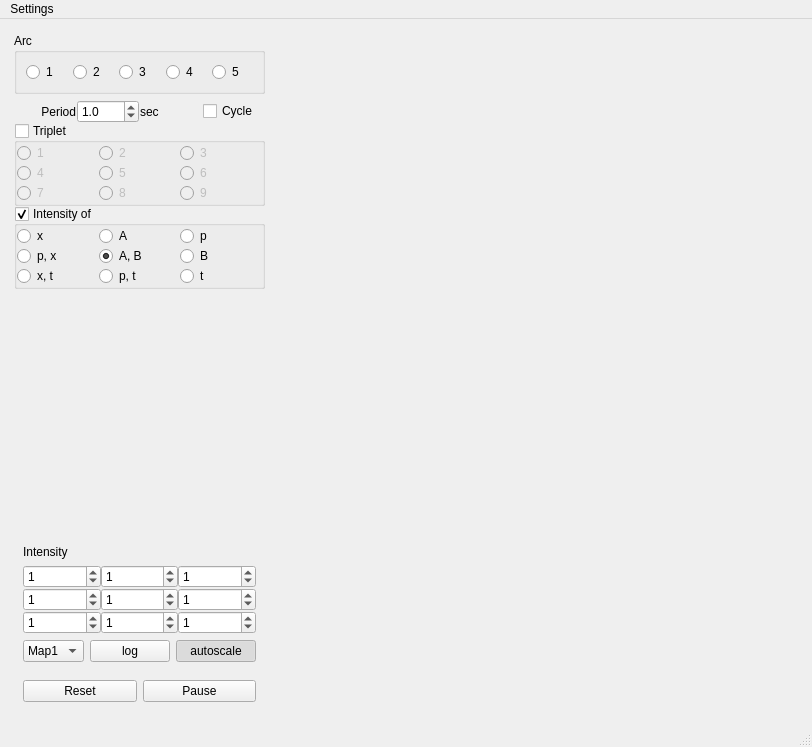
First picture: the form in src/fylgje/fylgje_window.ui, repository g5t/daqlite, before the edit.
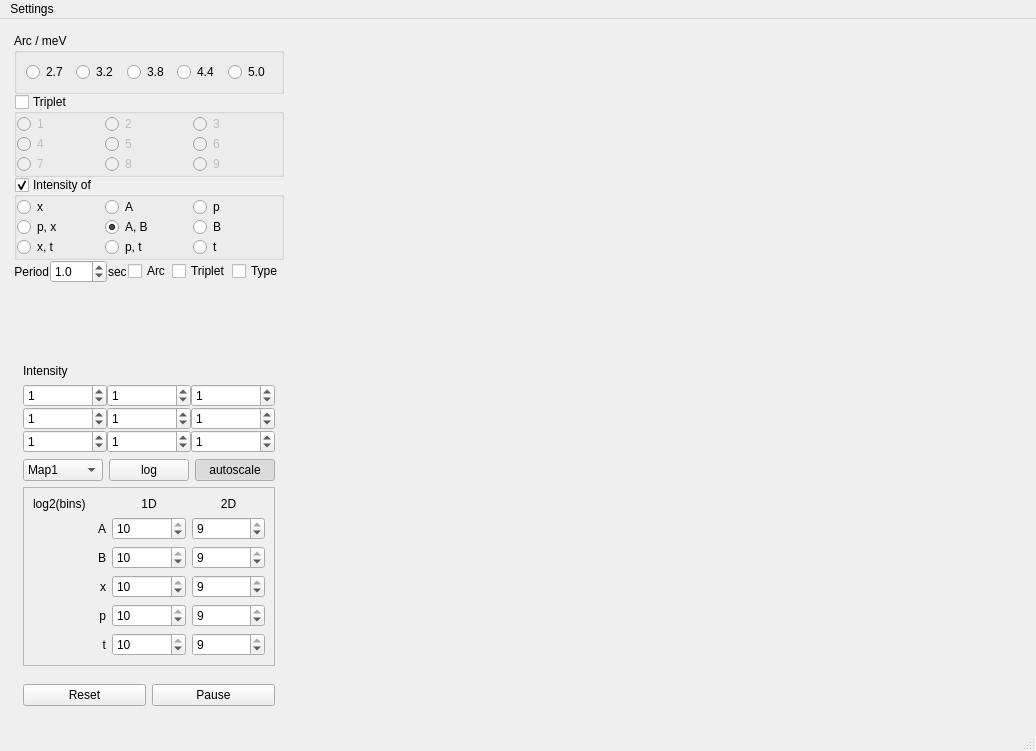
Second picture: the form after the edit.

The edit to the form file:
```diff
--- a/src/fylgje/fylgje_window.ui
+++ b/src/fylgje/fylgje_window.ui
@@ -9,8 +9,8 @@
    <rect>
     <x>0</x>
     <y>0</y>
-    <width>812</width>
-    <height>747</height>
+    <width>1036</width>
+    <height>751</height>
    </rect>
   </property>
   <property name="windowTitle">
@@ -75,39 +75,106 @@
        <property name="spacing">
         <number>0</number>
        </property>
-       <item row="8" column="1">
-        <widget class="QFrame" name="frame">
+       <item row="1" column="1">
+        <widget class="QGroupBox" name="tripletBox">
          <property name="sizePolicy">
-          <sizepolicy hsizetype="Preferred" vsizetype="Maximum">
+          <sizepolicy hsizetype="Preferred" vsizetype="Fixed">
            <horstretch>0</horstretch>
            <verstretch>0</verstretch>
           </sizepolicy>
          </property>
-         <property name="frameShape">
-          <enum>QFrame::NoFrame</enum>
+         <property name="title">
+          <string>Triplet</string>
          </property>
-         <layout class="QGridLayout" name="gridLayout_7">
-          <item row="0" column="0">
-           <widget class="QPushButton" name="resetButton">
-            <property name="text">
-             <string>Reset</string>
-            </property>
-           </widget>
-          </item>
+         <property name="checkable">
+          <bool>true</bool>
+         </property>
+         <property name="checked">
+          <bool>false</bool>
+         </property>
+         <layout class="QGridLayout" name="gridLayout_8">
+          <property name="leftMargin">
+           <number>0</number>
+          </property>
+          <property name="topMargin">
+           <number>0</number>
+          </property>
+          <property name="rightMargin">
+           <number>0</number>
+          </property>
+          <property name="bottomMargin">
+           <number>0</number>
+          </property>
+          <property name="spacing">
+           <number>0</number>
+          </property>
           <item row="0" column="1">
-           <widget class="QPushButton" name="pauseButton">
+           <widget class="QRadioButton" name="tripRadio2">
             <property name="text">
-             <string>Pause</string>
+             <string>2</string>
             </property>
-            <property name="checkable">
-             <bool>true</bool>
+           </widget>
+          </item>
+          <item row="0" column="0">
+           <widget class="QRadioButton" name="tripRadio1">
+            <property name="text">
+             <string>1</string>
+            </property>
+           </widget>
+          </item>
+          <item row="6" column="0">
+           <widget class="QRadioButton" name="tripRadio7">
+            <property name="text">
+             <string>7</string>
+            </property>
+           </widget>
+          </item>
+          <item row="3" column="0">
+           <widget class="QRadioButton" name="tripRadio4">
+            <property name="text">
+             <string>4</string>
+            </property>
+           </widget>
+          </item>
+          <item row="0" column="2">
+           <widget class="QRadioButton" name="tripRadio3">
+            <property name="text">
+             <string>3</string>
+            </property>
+           </widget>
+          </item>
+          <item row="3" column="1">
+           <widget class="QRadioButton" name="tripRadio5">
+            <property name="text">
+             <string>5</string>
+            </property>
+           </widget>
+          </item>
+          <item row="3" column="2">
+           <widget class="QRadioButton" name="tripRadio6">
+            <property name="text">
+             <string>6</string>
+            </property>
+           </widget>
+          </item>
+          <item row="6" column="1">
+           <widget class="QRadioButton" name="tripRadio8">
+            <property name="text">
+             <string>8</string>
+            </property>
+           </widget>
+          </item>
+          <item row="6" column="2">
+           <widget class="QRadioButton" name="tripRadio9">
+            <property name="text">
+             <string>9</string>
             </property>
            </widget>
           </item>
          </layout>
         </widget>
        </item>
-       <item row="5" column="1">
+       <item row="6" column="1">
         <widget class="QFrame" name="frame_3">
          <property name="sizePolicy">
           <sizepolicy hsizetype="Preferred" vsizetype="Maximum">
@@ -338,10 +405,235 @@
             </item>
            </layout>
           </item>
+          <item>
+           <widget class="QFrame" name="frame_4">
+            <property name="frameShape">
+             <enum>QFrame::StyledPanel</enum>
+            </property>
+            <property name="frameShadow">
+             <enum>QFrame::Raised</enum>
+            </property>
+            <layout class="QGridLayout" name="gridLayout_2">
+             <item row="3" column="1">
+              <widget class="QSpinBox" name="bins_x_1d">
+               <property name="minimum">
+                <number>1</number>
+               </property>
+               <property name="maximum">
+                <number>10</number>
+               </property>
+               <property name="value">
+                <number>10</number>
+               </property>
+              </widget>
+             </item>
+             <item row="4" column="0">
+              <widget class="QLabel" name="label_9">
+               <property name="text">
+                <string>p</string>
+               </property>
+               <property name="alignment">
+                <set>Qt::AlignRight|Qt::AlignTrailing|Qt::AlignVCenter</set>
+               </property>
+              </widget>
+             </item>
+             <item row="1" column="0">
+              <widget class="QLabel" name="label_4">
+               <property name="text">
+                <string>A</string>
+               </property>
+               <property name="alignment">
+                <set>Qt::AlignRight|Qt::AlignTrailing|Qt::AlignVCenter</set>
+               </property>
+              </widget>
+             </item>
+             <item row="2" column="2">
+              <widget class="QSpinBox" name="bins_b_2d">
+               <property name="minimum">
+                <number>1</number>
+               </property>
+               <property name="maximum">
+                <number>9</number>
+               </property>
+               <property name="value">
+                <number>9</number>
+               </property>
+              </widget>
+             </item>
+             <item row="4" column="2">
+              <widget class="QSpinBox" name="bins_p_2d">
+               <property name="minimum">
+                <number>1</number>
+               </property>
+               <property name="maximum">
+                <number>9</number>
+               </property>
+               <property name="value">
+                <number>9</number>
+               </property>
+              </widget>
+             </item>
+             <item row="0" column="1">
+              <widget class="QLabel" name="label_5">
+               <property name="text">
+                <string>1D</string>
+               </property>
+               <property name="alignment">
+                <set>Qt::AlignCenter</set>
+               </property>
+              </widget>
+             </item>
+             <item row="3" column="2">
+              <widget class="QSpinBox" name="bins_x_2d">
+               <property name="minimum">
+                <number>1</number>
+               </property>
+               <property name="maximum">
+                <number>9</number>
+               </property>
+               <property name="value">
+                <number>9</number>
+               </property>
+              </widget>
+             </item>
+             <item row="2" column="1">
+              <widget class="QSpinBox" name="bins_b_1d">
+               <property name="minimum">
+                <number>1</number>
+               </property>
+               <property name="maximum">
+                <number>10</number>
+               </property>
+               <property name="value">
+                <number>10</number>
+               </property>
+              </widget>
+             </item>
+             <item row="1" column="2">
+              <widget class="QSpinBox" name="bins_a_2d">
+               <property name="minimum">
+                <number>1</number>
+               </property>
+               <property name="maximum">
+                <number>9</number>
+               </property>
+               <property name="singleStep">
+                <number>1</number>
+               </property>
+               <property name="value">
+                <number>9</number>
+               </property>
+              </widget>
+             </item>
+             <item row="3" column="0">
+              <widget class="QLabel" name="label_8">
+               <property name="text">
+                <string>x</string>
+               </property>
+               <property name="alignment">
+                <set>Qt::AlignRight|Qt::AlignTrailing|Qt::AlignVCenter</set>
+               </property>
+              </widget>
+             </item>
+             <item row="4" column="1">
+              <widget class="QSpinBox" name="bins_p_1d">
+               <property name="minimum">
+                <number>1</number>
+               </property>
+               <property name="maximum">
+                <number>10</number>
+               </property>
+               <property name="value">
+                <number>10</number>
+               </property>
+              </widget>
+             </item>
+             <item row="0" column="2">
+              <widget class="QLabel" name="label_6">
+               <property name="text">
+                <string>2D</string>
+               </property>
+               <property name="alignment">
+                <set>Qt::AlignCenter</set>
+               </property>
+              </widget>
+             </item>
+             <item row="2" column="0">
+              <widget class="QLabel" name="label_7">
+               <property name="text">
+                <string>B</string>
+               </property>
+               <property name="alignment">
+                <set>Qt::AlignRight|Qt::AlignTrailing|Qt::AlignVCenter</set>
+               </property>
+              </widget>
+             </item>
+             <item row="1" column="1">
+              <widget class="QSpinBox" name="bins_a_1d">
+               <property name="minimum">
+                <number>1</number>
+               </property>
+               <property name="maximum">
+                <number>10</number>
+               </property>
+               <property name="value">
+                <number>10</number>
+               </property>
+               <property name="displayIntegerBase">
+                <number>10</number>
+               </property>
+              </widget>
+             </item>
+             <item row="5" column="0">
+              <widget class="QLabel" name="label_10">
+               <property name="text">
+                <string>t</string>
+               </property>
+               <property name="alignment">
+                <set>Qt::AlignRight|Qt::AlignTrailing|Qt::AlignVCenter</set>
+               </property>
+              </widget>
+             </item>
+             <item row="5" column="1">
+              <widget class="QSpinBox" name="bins_t_1d">
+               <property name="minimum">
+                <number>1</number>
+               </property>
+               <property name="maximum">
+                <number>10</number>
+               </property>
+               <property name="value">
+                <number>10</number>
+               </property>
+              </widget>
+             </item>
+             <item row="5" column="2">
+              <widget class="QSpinBox" name="bins_t_2d">
+               <property name="minimum">
+                <number>1</number>
+               </property>
+               <property name="maximum">
+                <number>9</number>
+               </property>
+               <property name="value">
+                <number>9</number>
+               </property>
+              </widget>
+             </item>
+             <item row="0" column="0">
+              <widget class="QLabel" name="label_11">
+               <property name="text">
+                <string>log2(bins)</string>
+               </property>
+              </widget>
+             </item>
+            </layout>
+           </widget>
+          </item>
          </layout>
         </widget>
        </item>
-       <item row="4" column="1">
+       <item row="5" column="1">
         <spacer name="verticalSpacer_2">
          <property name="orientation">
           <enum>Qt::Vertical</enum>
@@ -354,6 +646,119 @@
          </property>
         </spacer>
        </item>
+       <item row="0" column="1">
+        <widget class="QFrame" name="frame_2">
+         <property name="sizePolicy">
+          <sizepolicy hsizetype="Preferred" vsizetype="Fixed">
+           <horstretch>0</horstretch>
+           <verstretch>0</verstretch>
+          </sizepolicy>
+         </property>
+         <property name="frameShape">
+          <enum>QFrame::NoFrame</enum>
+         </property>
+         <layout class="QVBoxLayout" name="verticalLayout_4">
+          <property name="spacing">
+           <number>6</number>
+          </property>
+          <property name="leftMargin">
+           <number>0</number>
+          </property>
+          <property name="topMargin">
+           <number>0</number>
+          </property>
+          <property name="rightMargin">
+           <number>0</number>
+          </property>
+          <property name="bottomMargin">
+           <number>0</number>
+          </property>
+          <item>
+           <widget class="QGroupBox" name="arcBox">
+            <property name="title">
+             <string>Arc / meV</string>
+            </property>
+            <property name="flat">
+             <bool>true</bool>
+            </property>
+            <layout class="QGridLayout" name="gridLayout_3">
+             <item row="0" column="0">
+              <layout class="QHBoxLayout" name="horizontalLayout_2">
+               <item>
+                <widget class="QRadioButton" name="arcRadio1">
+                 <property name="text">
+                  <string>2.7</string>
+                 </property>
+                </widget>
+               </item>
+               <item>
+                <widget class="QRadioButton" name="arcRadio2">
+                 <property name="text">
+                  <string>3.2</string>
+                 </property>
+                </widget>
+               </item>
+               <item>
+                <widget class="QRadioButton" name="arcRadio3">
+                 <property name="text">
+                  <string>3.8</string>
+                 </property>
+                </widget>
+               </item>
+               <item>
+                <widget class="QRadioButton" name="arcRadio4">
+                 <property name="text">
+                  <string>4.4</string>
+                 </property>
+                </widget>
+               </item>
+               <item>
+                <widget class="QRadioButton" name="arcRadio5">
+                 <property name="text">
+                  <string>5.0</string>
+                 </property>
+                </widget>
+               </item>
+              </layout>
+             </item>
+            </layout>
+           </widget>
+          </item>
+         </layout>
+        </widget>
+       </item>
+       <item row="9" column="1">
+        <widget class="QFrame" name="frame">
+         <property name="sizePolicy">
+          <sizepolicy hsizetype="Preferred" vsizetype="Maximum">
+           <horstretch>0</horstretch>
+           <verstretch>0</verstretch>
+          </sizepolicy>
+         </property>
+         <property name="frameShape">
+          <enum>QFrame::NoFrame</enum>
+         </property>
+         <layout class="QGridLayout" name="gridLayout_7">
+          <item row="0" column="0">
+           <widget class="QPushButton" name="resetButton">
+            <property name="text">
+             <string>Reset</string>
+            </property>
+           </widget>
+          </item>
+          <item row="0" column="1">
+           <widget class="QPushButton" name="pauseButton">
+            <property name="text">
+             <string>Pause</string>
+            </property>
+            <property name="checkable">
+             <bool>true</bool>
+            </property>
+           </widget>
+          </item>
+         </layout>
+        </widget>
+       </item>
        <item row="3" column="1">
         <widget class="QGroupBox" name="intTypeBox">
          <property name="sizePolicy">
@@ -456,247 +861,81 @@
          </layout>
         </widget>
        </item>
-       <item row="1" column="1">
-        <widget class="QGroupBox" name="tripletBox">
-         <property name="sizePolicy">
-          <sizepolicy hsizetype="Preferred" vsizetype="Fixed">
-           <horstretch>0</horstretch>
-           <verstretch>0</verstretch>
-          </sizepolicy>
+       <item row="4" column="1">
+        <layout class="QHBoxLayout" name="horizontalLayout">
+         <property name="spacing">
+          <number>1</number>
          </property>
-         <property name="title">
-          <string>Triplet</string>
-         </property>
-         <property name="checkable">
-          <bool>true</bool>
-         </property>
-         <property name="checked">
-          <bool>false</bool>
-         </property>
-         <layout class="QGridLayout" name="gridLayout_8">
-          <property name="leftMargin">
-           <number>0</number>
-          </property>
-          <property name="topMargin">
-           <number>0</number>
-          </property>
-          <property name="rightMargin">
-           <number>0</number>
-          </property>
-          <property name="bottomMargin">
-           <number>0</number>
-          </property>
-          <property name="spacing">
-           <number>0</number>
-          </property>
-          <item row="0" column="1">
-           <widget class="QRadioButton" name="tripRadio2">
-            <property name="text">
-             <string>2</string>
-            </property>
-           </widget>
-          </item>
-          <item row="0" column="0">
-           <widget class="QRadioButton" name="tripRadio1">
-            <property name="text">
-             <string>1</string>
-            </property>
-           </widget>
-          </item>
-          <item row="6" column="0">
-           <widget class="QRadioButton" name="tripRadio7">
-            <property name="text">
-             <string>7</string>
-            </property>
-           </widget>
-          </item>
-          <item row="3" column="0">
-           <widget class="QRadioButton" name="tripRadio4">
-            <property name="text">
-             <string>4</string>
-            </property>
-           </widget>
-          </item>
-          <item row="0" column="2">
-           <widget class="QRadioButton" name="tripRadio3">
-            <property name="text">
-             <string>3</string>
-            </property>
-           </widget>
-          </item>
-          <item row="3" column="1">
-           <widget class="QRadioButton" name="tripRadio5">
-            <property name="text">
-             <string>5</string>
-            </property>
-           </widget>
-          </item>
-          <item row="3" column="2">
-           <widget class="QRadioButton" name="tripRadio6">
-            <property name="text">
-             <string>6</string>
-            </property>
-           </widget>
-          </item>
-          <item row="6" column="1">
-           <widget class="QRadioButton" name="tripRadio8">
-            <property name="text">
-             <string>8</string>
-            </property>
-           </widget>
-          </item>
-          <item row="6" column="2">
-           <widget class="QRadioButton" name="tripRadio9">
-            <property name="text">
-             <string>9</string>
-            </property>
-           </widget>
-          </item>
-         </layout>
-        </widget>
-       </item>
-       <item row="0" column="1">
-        <widget class="QFrame" name="frame_2">
-         <property name="sizePolicy">
-          <sizepolicy hsizetype="Preferred" vsizetype="Fixed">
-           <horstretch>0</horstretch>
-           <verstretch>0</verstretch>
-          </sizepolicy>
-         </property>
-         <property name="frameShape">
-          <enum>QFrame::NoFrame</enum>
-         </property>
-         <layout class="QVBoxLayout" name="verticalLayout_4">
-          <property name="spacing">
-           <number>6</number>
-          </property>
-          <property name="leftMargin">
-           <number>0</number>
-          </property>
-          <property name="topMargin">
-           <number>0</number>
-          </property>
-          <property name="rightMargin">
-           <number>0</number>
-          </property>
-          <property name="bottomMargin">
-           <number>0</number>
-          </property>
-          <item>
-           <widget class="QGroupBox" name="arcBox">
-            <property name="title">
-             <string>Arc</string>
-            </property>
-            <property name="flat">
-             <bool>true</bool>
-            </property>
-            <layout class="QGridLayout" name="gridLayout_3">
-             <item row="0" column="0">
-              <layout class="QHBoxLayout" name="horizontalLayout_2">
-               <item>
-                <widget class="QRadioButton" name="arcRadio1">
-                 <property name="text">
-                  <string>1</string>
-                 </property>
-                </widget>
-               </item>
-               <item>
-                <widget class="QRadioButton" name="arcRadio2">
-                 <property name="text">
-                  <string>2</string>
-                 </property>
-                </widget>
-               </item>
-               <item>
-                <widget class="QRadioButton" name="arcRadio3">
-                 <property name="text">
-                  <string>3</string>
-                 </property>
-                </widget>
-               </item>
-               <item>
-                <widget class="QRadioButton" name="arcRadio4">
-                 <property name="text">
-                  <string>4</string>
-                 </property>
-                </widget>
-               </item>
-               <item>
-                <widget class="QRadioButton" name="arcRadio5">
-                 <property name="text">
-                  <string>5</string>
-                 </property>
-                </widget>
-               </item>
-              </layout>
-             </item>
-            </layout>
-           </widget>
-          </item>
-          <item>
-           <layout class="QHBoxLayout" name="horizontalLayout">
-            <property name="spacing">
-             <number>1</number>
-            </property>
-            <item>
-             <widget class="QLabel" name="label_2">
-              <property name="text">
-               <string>Period</string>
-              </property>
-              <property name="alignment">
-               <set>Qt::AlignRight|Qt::AlignTrailing|Qt::AlignVCenter</set>
-              </property>
-             </widget>
-            </item>
-            <item>
-             <widget class="QDoubleSpinBox" name="arcPeriodSpin">
-              <property name="buttonSymbols">
-               <enum>QAbstractSpinBox::UpDownArrows</enum>
-              </property>
-              <property name="decimals">
-               <number>1</number>
-              </property>
-              <property name="minimum">
-               <double>0.200000000000000</double>
-              </property>
-              <property name="maximum">
-               <double>300.000000000000000</double>
-              </property>
-              <property name="singleStep">
-               <double>0.200000000000000</double>
-              </property>
-              <property name="stepType">
-               <enum>QAbstractSpinBox::DefaultStepType</enum>
-              </property>
-              <property name="value">
-               <double>1.000000000000000</double>
-              </property>
-             </widget>
-            </item>
-            <item>
-             <widget class="QLabel" name="arcPeriodName">
-              <property name="text">
-               <string>sec</string>
-              </property>
-             </widget>
-            </item>
-            <item>
-             <widget class="QCheckBox" name="arcCycleCheck">
-              <property name="layoutDirection">
-               <enum>Qt::LeftToRight</enum>
-              </property>
-              <property name="text">
-               <string>Cycle</string>
-              </property>
-              <property name="tristate">
-               <bool>false</bool>
-              </property>
-             </widget>
-            </item>
-           </layout>
-          </item>
-         </layout>
-        </widget>
+         <item>
+          <widget class="QLabel" name="labelPeriod">
+           <property name="text">
+            <string>Period</string>
+           </property>
+           <property name="alignment">
+            <set>Qt::AlignRight|Qt::AlignTrailing|Qt::AlignVCenter</set>
+           </property>
+          </widget>
+         </item>
+         <item>
+          <widget class="QDoubleSpinBox" name="arcPeriodSpin">
+           <property name="buttonSymbols">
+            <enum>QAbstractSpinBox::UpDownArrows</enum>
+           </property>
+           <property name="decimals">
+            <number>1</number>
+           </property>
+           <property name="minimum">
+            <double>0.200000000000000</double>
+           </property>
+           <property name="maximum">
+            <double>300.000000000000000</double>
+           </property>
+           <property name="singleStep">
+            <double>0.200000000000000</double>
+           </property>
+           <property name="stepType">
+            <enum>QAbstractSpinBox::DefaultStepType</enum>
+           </property>
+           <property name="value">
+            <double>1.000000000000000</double>
+           </property>
+          </widget>
+         </item>
+         <item>
+          <widget class="QLabel" name="arcPeriodName">
+           <property name="text">
+            <string>sec</string>
+           </property>
+          </widget>
+         </item>
+         <item>
+          <widget class="QCheckBox" name="arcCycleCheck">
+           <property name="layoutDirection">
+            <enum>Qt::LeftToRight</enum>
+           </property>
+           <property name="text">
+            <string>Arc</string>
+           </property>
+           <property name="tristate">
+            <bool>false</bool>
+           </property>
+          </widget>
+         </item>
+         <item>
+          <widget class="QCheckBox" name="tripletCycleCheck">
+           <property name="text">
+            <string>Triplet</string>
+           </property>
+          </widget>
+         </item>
+         <item>
+          <widget class="QCheckBox" name="typeCycleCheck">
+           <property name="text">
+            <string>Type</string>
+           </property>
+          </widget>
+         </item>
+        </layout>
        </item>
       </layout>
      </widget>
@@ -708,7 +947,7 @@
     <rect>
      <x>0</x>
      <y>0</y>
-     <width>812</width>
+     <width>1036</width>
      <height>20</height>
     </rect>
    </property>
```
